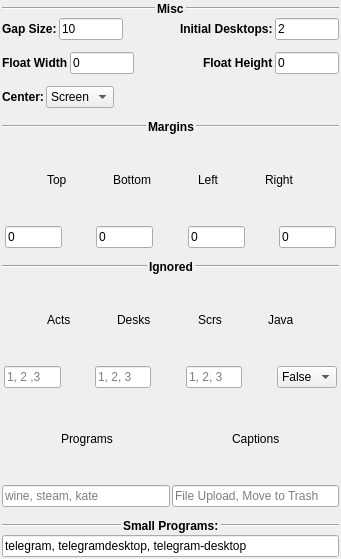
First picture: the form in contents/ui/config.ui, repository Jazqa/kwin-quarter-tiling, before the edit.
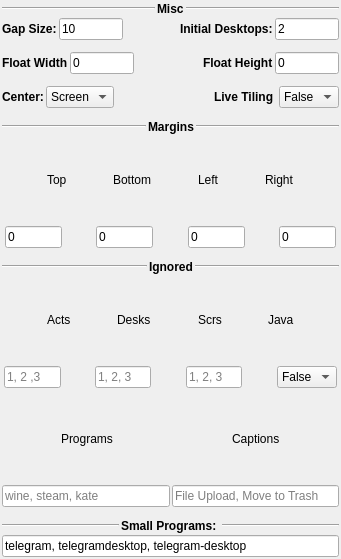
Second picture: the form after the edit.

Commit message: Implement live tiling

Patch:
```diff
--- a/contents/ui/config.ui
+++ b/contents/ui/config.ui
@@ -271,6 +271,35 @@
          </property>
         </spacer>
        </item>
+       <item>
+        <widget class="QLabel" name="liveTilingLabel">
+         <property name="text">
+          <string>&lt;html&gt;&lt;head/&gt;&lt;body&gt;&lt;p&gt;&lt;span style=&quot; font-weight:600;&quot;&gt;Live
+           Tiling&lt;/span&gt;&lt;/p&gt;&lt;/body&gt;&lt;/html&gt;
+          </string>
+         </property>
+        </widget>
+       </item>
+       <item>
+        <widget class="QComboBox" name="kcfg_liveTiling">
+         <property name="maximumSize">
+          <size>
+           <width>64</width>
+           <height>16777215</height>
+          </size>
+         </property>
+         <item>
+          <property name="text">
+           <string>False</string>
+          </property>
+         </item>
+         <item>
+          <property name="text">
+           <string>True</string>
+          </property>
+         </item>
+        </widget>
+       </item>
       </layout>
      </item>
      <item>
@@ -978,7 +1007,9 @@
        <item alignment="Qt::AlignHCenter">
         <widget class="QLabel" name="label">
          <property name="text">
-          <string>&lt;html&gt;&lt;head/&gt;&lt;body&gt;&lt;p&gt;&lt;span style=&quot; font-weight:600;&quot;&gt;Small Programs:&lt;/span&gt;&lt;/p&gt;&lt;/body&gt;&lt;/html&gt;</string>
+          <string>&lt;html&gt;&lt;head/&gt;&lt;body&gt;&lt;p&gt;&lt;span style=&quot; font-weight:600;&quot;&gt;Small
+           Programs:&lt;/span&gt;&lt;/p&gt;&lt;/body&gt;&lt;/html&gt;
+          </string>
          </property>
         </widget>
        </item>
```
The commit also changes 2 other files.
